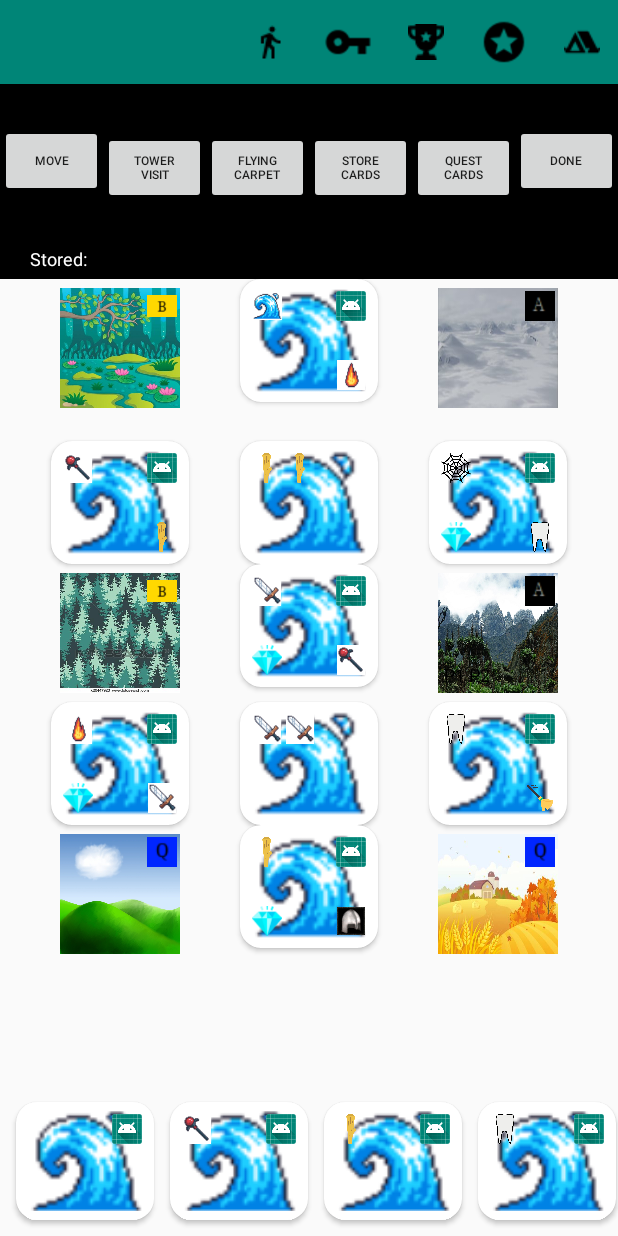
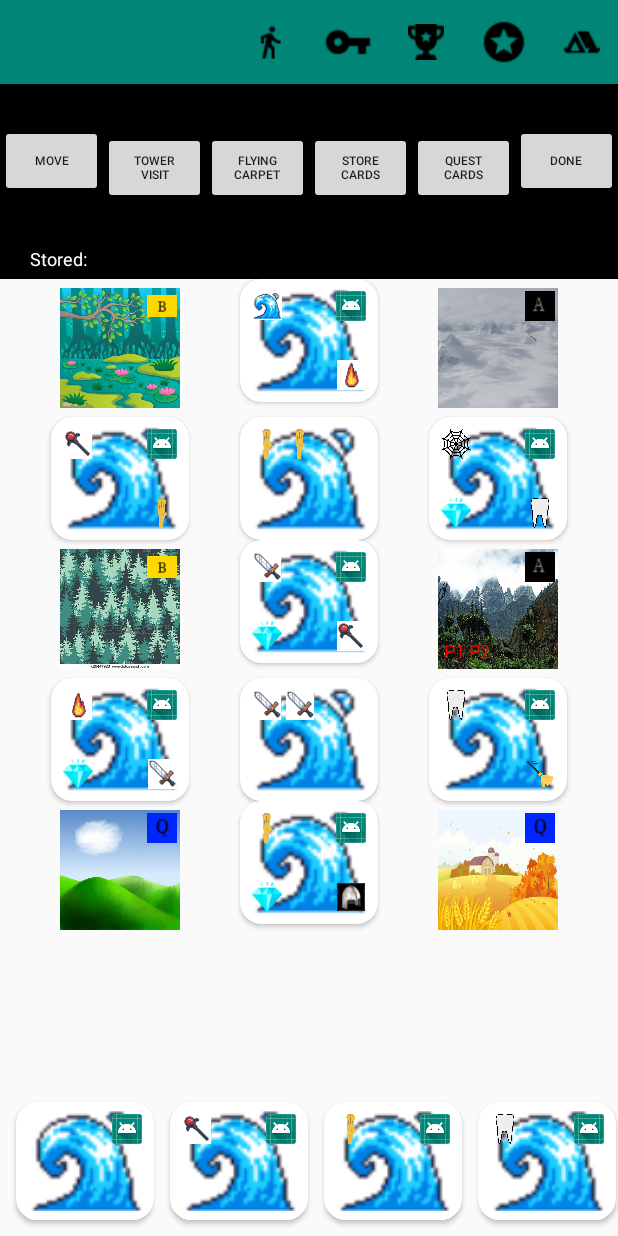
Before and after one commit to kdoub4/Fantastiqa, an Android app: the screen it shows after launch (MainActivity), on a phone screen of 412 x 824 dp. Run offline under Robolectric (Android 15) with nearby library versions, the phone set to English and light mode, and no system bars; libraries missing offline, so code that uses them is left out: org.apache.commons; 2 statements that could not run were skipped.

Commit message:
board spacing, player color

```diff
--- a/app/src/main/res/layout/activity_main.xml
+++ b/app/src/main/res/layout/activity_main.xml
@@ -68,7 +68,6 @@
             app:layout_constraintEnd_toStartOf="@id/questc1"
 			app:layout_constraintTop_toBottomOf="@id/landc6"
             app:layout_constraintHorizontal_chainStyle="spread"
-            android:layout_marginTop="16dp"
 
 		/>
 
@@ -80,8 +79,7 @@
 			app:layout_constraintTop_toBottomOf="@id/landc6"
 			app:layout_constraintStart_toEndOf="@id/roadc6"
             app:layout_constraintEnd_toStartOf="@id/roadc2"
-            android:layout_marginTop="16dp"
-            app:srcCompat="@mipmap/ic_launcher"
+
             />
 
         <include
@@ -92,7 +90,6 @@
 			app:layout_constraintTop_toBottomOf="@id/landc6"
             app:layout_constraintStart_toEndOf="@id/questc1"
             app:layout_constraintEnd_toEndOf="parent"
-            android:layout_marginTop="16dp"
             />
 
 
@@ -149,7 +146,6 @@
 			app:layout_constraintTop_toBottomOf="@id/landc5"
 			app:layout_constraintStart_toEndOf="@id/roadc5"
             app:layout_constraintEnd_toStartOf="@id/roadc3"
-            app:srcCompat="@mipmap/ic_launcher"
             />
 
         <include
--- a/app/src/main/res/layout/land_card.xml
+++ b/app/src/main/res/layout/land_card.xml
@@ -32,7 +32,7 @@
 			style="@style/textLayout"
 			android:text="P1"
 			android:visibility="gone"
-			android:textColor="#000000"
+			android:textColor="#FF0000"
 			card_view:layout_constraintBottom_toBottomOf="parent"
 			card_view:layout_constraintStart_toStartOf="parent"
 			android:layout_margin="10dp"
@@ -42,7 +42,7 @@
 			style="@style/textLayout"
 			android:text="P2"
 			android:visibility="gone"
-			android:textColor="#000000"
+			android:textColor="#FF0000"
 			card_view:layout_constraintBottom_toBottomOf="parent"
 			card_view:layout_constraintStart_toEndOf="@id/player1"
 			android:layout_margin="10dp"
@@ -52,7 +52,7 @@
 			style="@style/textLayout"
 			android:text="P3"
 			android:visibility="gone"
-			android:textColor="#000000"
+			android:textColor="#FF0000"
 			card_view:layout_constraintBottom_toBottomOf="parent"
 			card_view:layout_constraintStart_toEndOf="@id/player1"
 			android:layout_margin="10dp"
```
